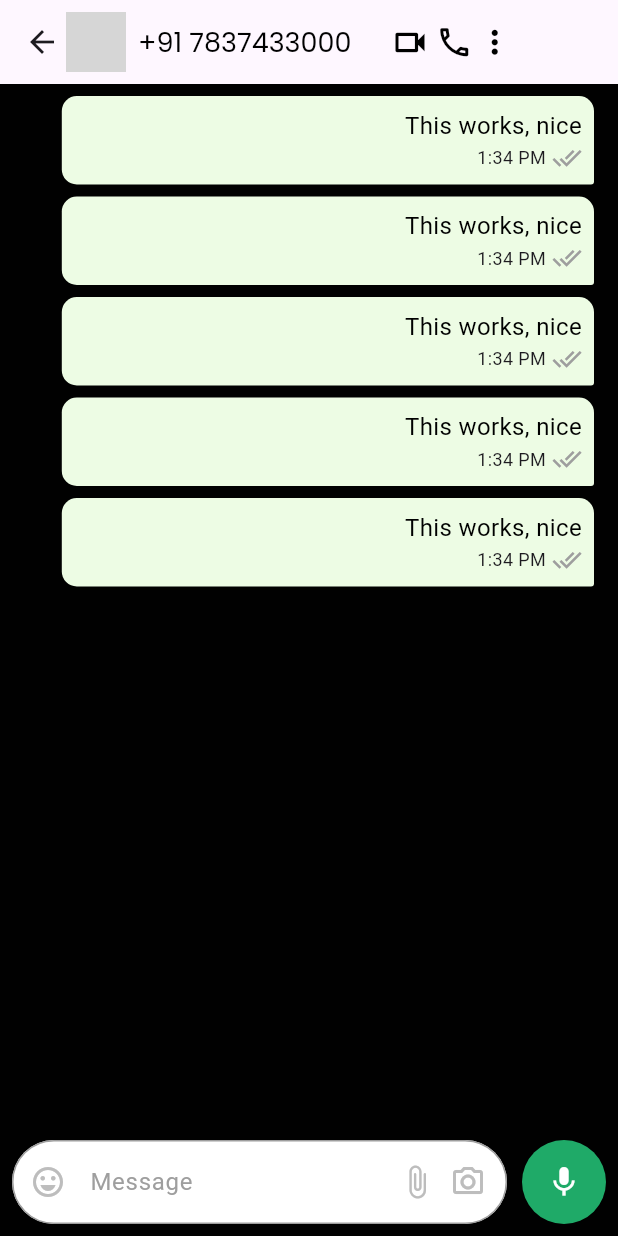
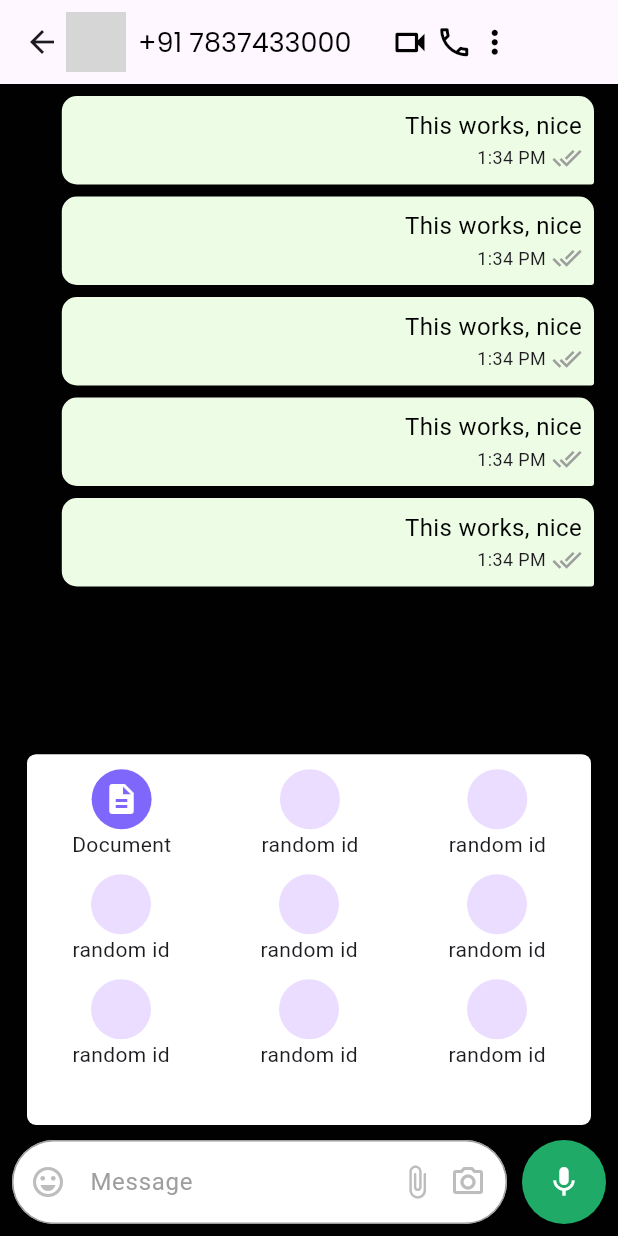
Before and after one commit to 0Armaan025/whatsapp_clone, a Flutter app: the screen it shows after launch, on a phone screen of 412 x 824 dp. Run offline on Flutter 3.47's test engine with Material 3 defaults, Android fonts, the phone set to English and light mode, and no system bars; our stand-ins replace country_picker, google_fonts, hexcolor, otp_text_field, stylish_bottom_bar; missing offline and left inert: phonecodes; network calls fail; grey boxes are pictures that could not be loaded.

```diff
--- a/lib/common/chat_inputfield.dart
+++ b/lib/common/chat_inputfield.dart
@@ -13,15 +13,31 @@ class ChatInputField extends StatefulWidget {
   State<ChatInputField> createState() => _ChatInputFieldState();
 }
 
-class _ChatInputFieldState extends State<ChatInputField> {
+class _ChatInputFieldState extends State<ChatInputField>
+    with TickerProviderStateMixin {
   bool _isHoldingMic = false;
   final TextEditingController _messageController = TextEditingController();
   bool _hasText = false;
   int _secondsElapsed = 0;
+  late AnimationController controller;
+  bool _showFeatures = false;
+
+  @override
+  void initState() {
+    super.initState();
+    controller = BottomSheet.createAnimationController(this);
+
+    controller.duration = const Duration(seconds: 1);
+
+    controller.reverseDuration = const Duration(seconds: 1);
+
+    controller.drive(CurveTween(curve: Curves.easeIn));
+  }
 
   @override
   void dispose() {
     _messageController.dispose();
+    controller.dispose();
     super.dispose();
   }
 
@@ -30,11 +46,111 @@ class _ChatInputFieldState extends State<ChatInputField> {
     final size = MediaQuery.of(context).size;
     return Column(
       children: [
+        Container(
+          height: size.height * 0.3,
+          width: double.infinity,
+          alignment: Alignment.center,
+          child: Column(
+            mainAxisAlignment: MainAxisAlignment.start,
+            crossAxisAlignment: CrossAxisAlignment.center,
+            children: [
+              const SizedBox(
+                height: 10,
+              ),
+              Row(
+                mainAxisAlignment: MainAxisAlignment.spaceAround,
+                children: [
+                  Column(
+                    children: [
+                      CircleAvatar(
+                        backgroundColor: HexColor("#7f67fb"),
+                        child: Icon(
+                          Icons.description,
+                          color: Colors.white,
+                        ),
+                      ),
+                      Text('Document'),
+                    ],
+                  ),
+                  Column(
+                    children: [
+                      CircleAvatar(),
+                      Text('random id'),
+                    ],
+                  ),
+                  Column(
+                    children: [
+                      CircleAvatar(),
+                      Text('random id'),
+                    ],
+                  ),
+                ],
+              ),
+              const SizedBox(
+                height: 10,
+              ),
+              Row(
+                mainAxisAlignment: MainAxisAlignment.spaceAround,
+                children: [
+                  Column(
+                    children: [
+                      CircleAvatar(),
+                      Text('random id'),
+                    ],
+                  ),
+                  Column(
+                    children: [
+                      CircleAvatar(),
+                      Text('random id'),
+                    ],
+                  ),
+                  Column(
+                    children: [
+                      CircleAvatar(),
+                      Text('random id'),
+                    ],
+                  ),
+                ],
+              ),
+              const SizedBox(
+                height: 10,
+              ),
+              Row(
+                mainAxisAlignment: MainAxisAlignment.spaceAround,
+                children: [
+                  Column(
+                    children: [
+                      CircleAvatar(),
+                      Text('random id'),
+                    ],
+                  ),
+                  Column(
+                    children: [
+                      CircleAvatar(),
+                      Text('random id'),
+                    ],
+                  ),
+                  Column(
+                    children: [
+                      CircleAvatar(),
+                      Text('random id'),
+                    ],
+                  ),
+                ],
+              ),
+            ],
+          ),
+          margin:
+              const EdgeInsets.symmetric(horizontal: 10).copyWith(bottom: 10),
+          decoration: BoxDecoration(
+            color: Colors.white,
+            borderRadius: BorderRadius.circular(6),
+          ),
+        ),
         _isHoldingMic
             ? Container(
                 width: double.infinity,
                 decoration: BoxDecoration(
-
                   color: _isHoldingMic ? Colors.black : Colors.transparent,
                   borderRadius: BorderRadius.circular(4),
                 ),
@@ -105,9 +221,12 @@ class _ChatInputFieldState extends State<ChatInputField> {
                         mainAxisAlignment: MainAxisAlignment.end,
                         mainAxisSize: MainAxisSize.min,
                         children: [
-                          Icon(
-                            Icons.attach_file_rounded,
-                            color: Colors.grey[400],
+                          InkWell(
+                            onTap: () {},
+                            child: Icon(
+                              Icons.attach_file_rounded,
+                              color: Colors.grey[400],
+                            ),
                           ),
                           SizedBox(width: 10),
                           Icon(
--- a/lib/features/chat/chat_view.dart
+++ b/lib/features/chat/chat_view.dart
@@ -20,12 +20,15 @@ class _ChatViewState extends State<ChatView> {
   final TextEditingController _textController = TextEditingController();
   final ScrollController _scrollController = ScrollController();
 
+
   @override
   void dispose() {
     _textController.dispose();
     _scrollController.dispose();
     super.dispose();
   }
+
+
 
   @override
   Widget build(BuildContext context) {
```
